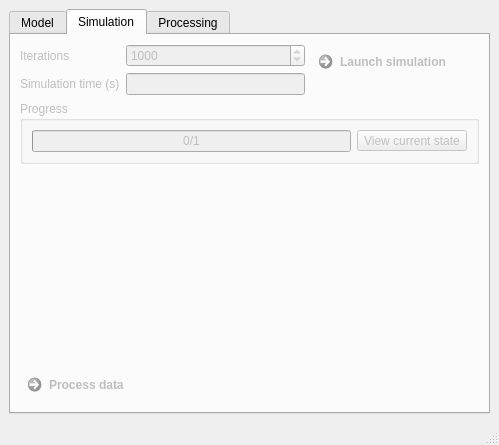
The window that moldyn/ui/qt/mainwindow.ui (open-moldyn/moldyn) describes before a commit, drawn with Qt 5.
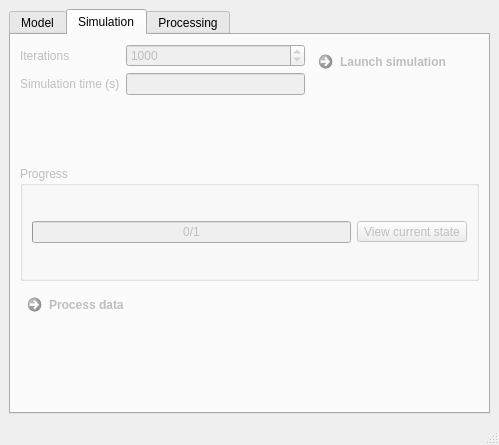
The same window after the commit. The open tabs and pages were chosen to show the change.

Commit message: Indication de vitesse de progression de simulation

What changed in the file:
```diff
--- a/moldyn/ui/qt/mainwindow.ui
+++ b/moldyn/ui/qt/mainwindow.ui
@@ -72,19 +72,6 @@
         <string>Simulation</string>
        </attribute>
        <layout class="QGridLayout" name="gridLayout_3">
-        <item row="4" column="0">
-         <spacer name="verticalSpacer">
-          <property name="orientation">
-           <enum>Qt::Vertical</enum>
-          </property>
-          <property name="sizeHint" stdset="0">
-           <size>
-            <width>20</width>
-            <height>40</height>
-           </size>
-          </property>
-         </spacer>
-        </item>
         <item row="3" column="0" colspan="2">
          <widget class="QGroupBox" name="groupBox_2">
           <property name="title">
@@ -155,7 +142,7 @@
           </item>
          </layout>
         </item>
-        <item row="5" column="0" colspan="2">
+        <item row="4" column="0" colspan="2">
          <widget class="QCommandLinkButton" name="gotoProcessBtn">
           <property name="enabled">
            <bool>false</bool>
```
Left out of the diff: 2 changed lines with no effect on the pictures. The commit also changes 2 other files.
